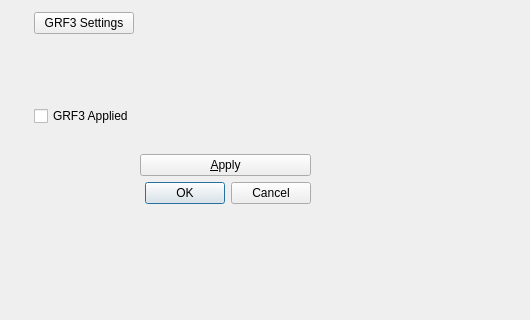
equinor/APS-Facies, file ui/Gaussian_menu.ui: the form before one commit; both pictures show x 201 to 731 and y 547 to 867 of the 731 by 867 pixel window.
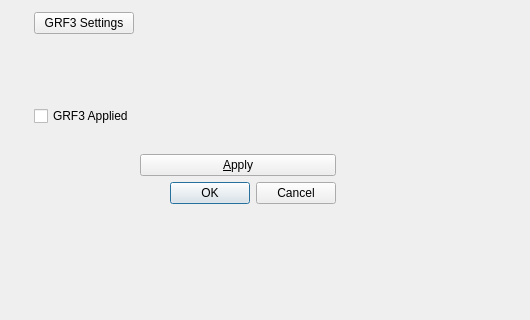
The form after the commit. Custom widgets are drawn as their Qt base class.

Patch:
```diff
--- a/ui/Gaussian_menu.ui
+++ b/ui/Gaussian_menu.ui
@@ -13,12 +13,12 @@
   <property name="windowTitle">
    <string>Form</string>
   </property>
-  <widget class="QWidget" name="">
+  <widget class="QWidget" name="layoutWidget">
    <property name="geometry">
     <rect>
      <x>11</x>
      <y>20</y>
-     <width>501</width>
+     <width>526</width>
      <height>731</height>
     </rect>
    </property>
```
Left out of the diff: 23 changed lines with no effect on the pictures.
